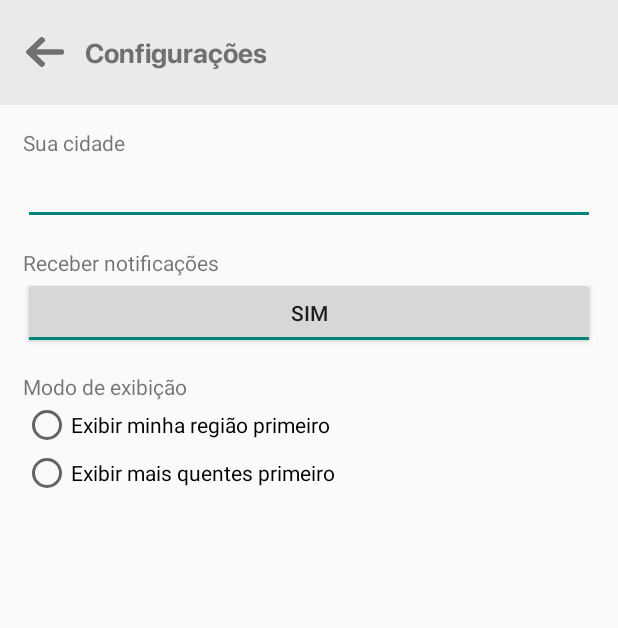
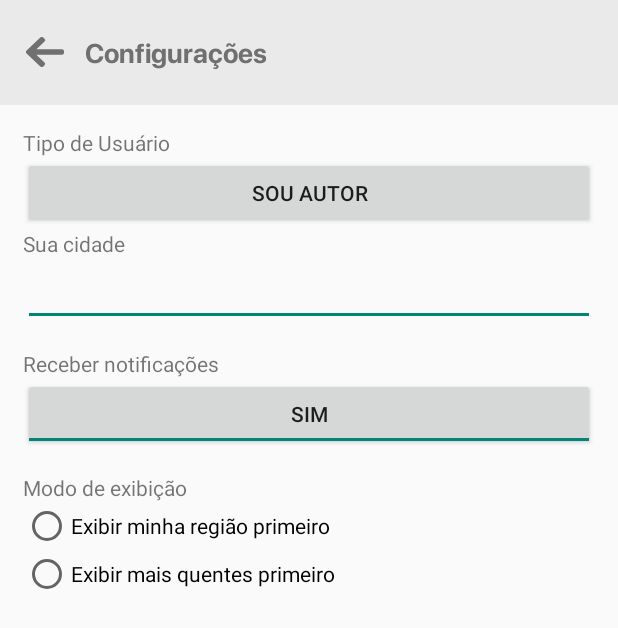
Before and after one commit to rgllima/regional-news-app, an Android app: the layout fragment_settings.xml on its own in the app's theme, with its tools: preview values and no code run, on a phone screen of 412 x 824 dp. Shown: the top 628 px of the screen. Run offline under Robolectric (Android 15) with nearby library versions, the phone set to English and light mode, and no system bars.

Commit message:
Criação de navegação para a página de gerenciamento de publicações do autor

```diff
--- a/app/src/main/java/com/br/regionalnews/view/settings/SettingsFragment.kt
+++ b/app/src/main/java/com/br/regionalnews/view/settings/SettingsFragment.kt
@@ -23,6 +23,11 @@ class SettingsFragment : Fragment() {
         back_button2.setOnClickListener{
             findNavController().popBackStack()
         }
+
+        changeUserTypeBtn.setOnClickListener {
+//            findNavController().popBackStack()
+            findNavController().navigate(R.id.actionGoAuthorsListFragment)
+        }
     }
 
     override fun onCreateView(inflater: LayoutInflater, container: ViewGroup?,
--- a/app/src/main/res/layout/fragment_settings.xml
+++ b/app/src/main/res/layout/fragment_settings.xml
@@ -64,6 +64,18 @@
         app:layout_constraintTop_toTopOf="parent">
 
         <TextView
+            android:id="@+id/textView2"
+            android:layout_width="match_parent"
+            android:layout_height="wrap_content"
+            android:text="Tipo de Usuário" />
+
+        <Button
+            android:id="@+id/changeUserTypeBtn"
+            android:layout_width="match_parent"
+            android:layout_height="wrap_content"
+            android:text="Sou Autor" />
+
+        <TextView
             android:id="@+id/textView"
             android:layout_width="match_parent"
             android:layout_height="wrap_content"
@@ -100,7 +112,7 @@
 
         <RadioGroup
             android:layout_width="match_parent"
-            android:layout_height="match_parent">
+            android:layout_height="wrap_content">
 
             <RadioButton
                 android:id="@+id/radioButton2"
```
Also changed, not shown: app/src/main/java/com/br/regionalnews/view/articleauthorslist/ArticleAuthorsListFragment.kt (added, +26 -0 lines), app/src/main/java/com/br/regionalnews/view/articlewriter/ArticleWriterFragment.kt (added, +21 -0 lines), app/src/main/res/navigation/navigation.xml (+30 -0 lines).
